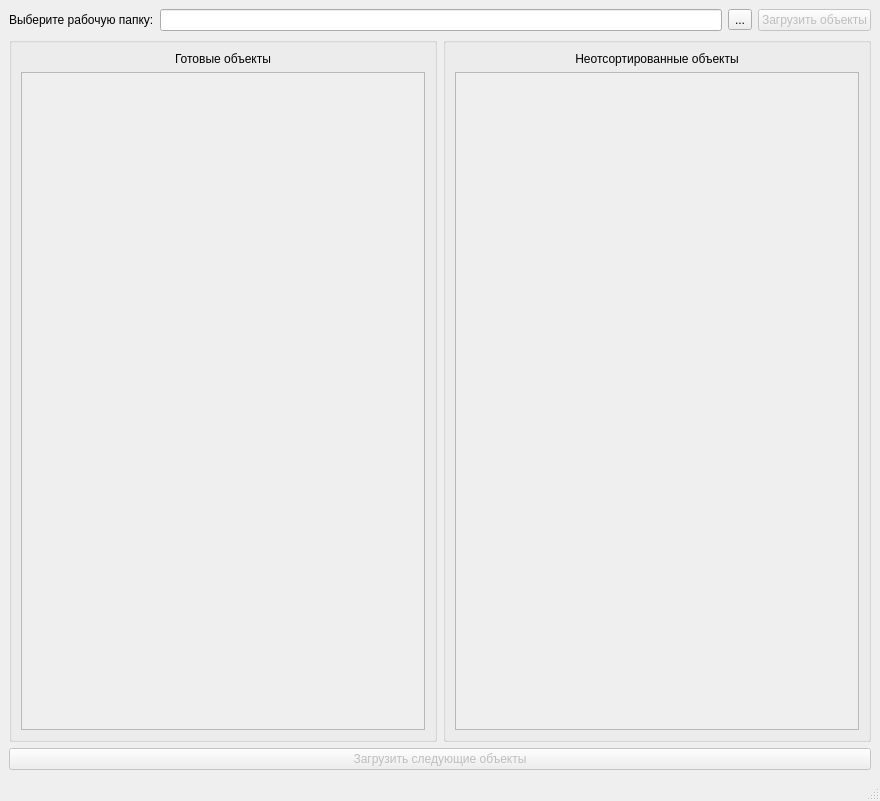
Before: the Qt Designer form uuid_maker/MainWindow.ui in Yrij-Zhavoronkov/WintreistsPractice, drawn with Qt 5.
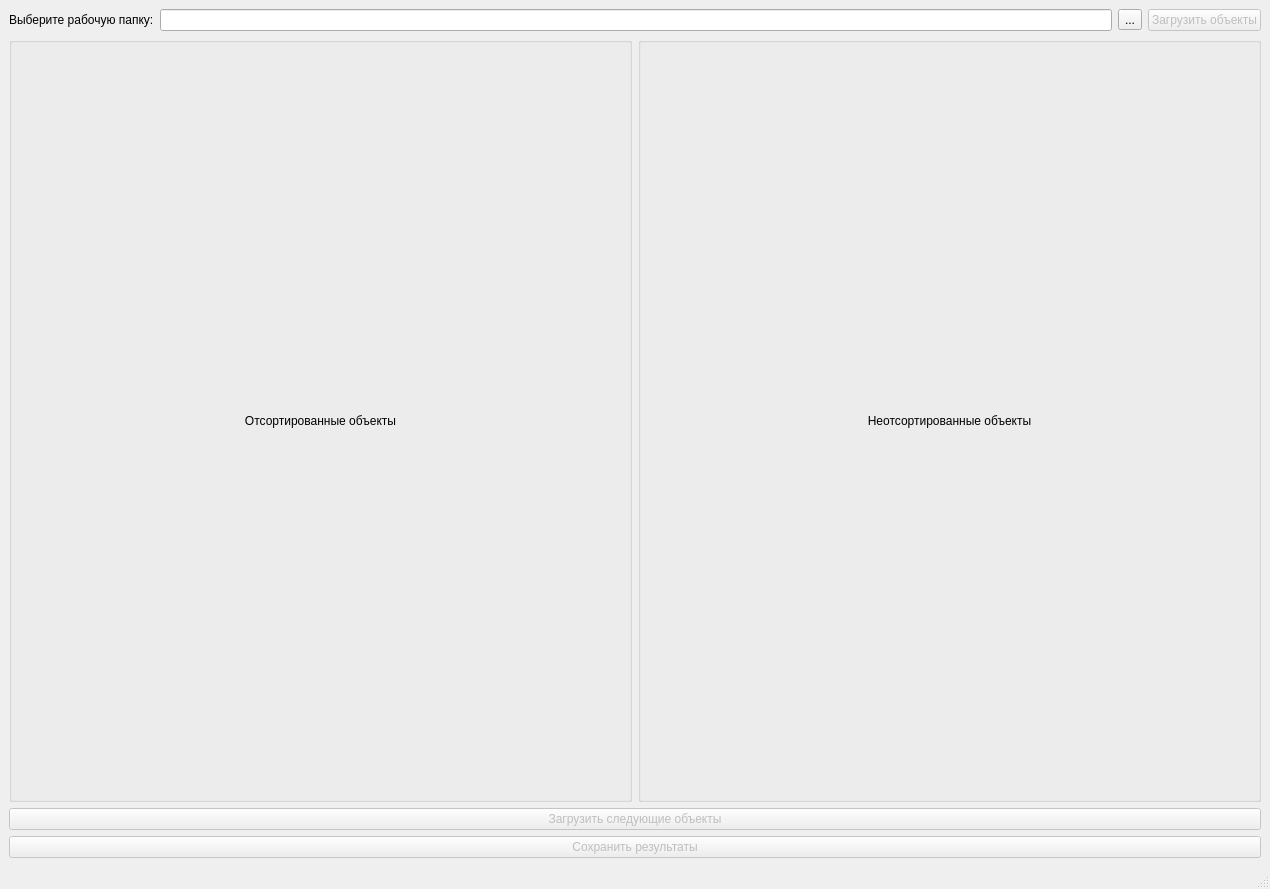
After: the same form once the commit is applied.

```diff
--- a/uuid_maker/MainWindow.ui
+++ b/uuid_maker/MainWindow.ui
@@ -6,8 +6,8 @@
    <rect>
     <x>0</x>
     <y>0</y>
-    <width>880</width>
-    <height>801</height>
+    <width>1270</width>
+    <height>889</height>
    </rect>
   </property>
   <property name="windowTitle">
@@ -72,35 +72,13 @@
               </sizepolicy>
              </property>
              <property name="text">
-              <string>Готовые объекты</string>
+              <string>Отсортированные объекты</string>
              </property>
              <property name="alignment">
               <set>Qt::AlignCenter</set>
              </property>
             </widget>
            </item>
-           <item>
-            <widget class="QScrollArea" name="scrollArea_2">
-             <property name="widgetResizable">
-              <bool>true</bool>
-             </property>
-             <widget class="QWidget" name="scrollAreaWidgetContents_2">
-              <property name="geometry">
-               <rect>
-                <x>0</x>
-                <y>0</y>
-                <width>404</width>
-                <height>637</height>
-               </rect>
-              </property>
-              <layout class="QVBoxLayout" name="verticalLayout_4">
-               <item>
-                <layout class="QGridLayout" name="gridLayout_sorted_objects"/>
-               </item>
-              </layout>
-             </widget>
-            </widget>
-           </item>
           </layout>
          </widget>
         </item>
@@ -126,28 +104,6 @@
              </property>
             </widget>
            </item>
-           <item>
-            <widget class="QScrollArea" name="scrollArea">
-             <property name="widgetResizable">
-              <bool>true</bool>
-             </property>
-             <widget class="QWidget" name="scrollAreaWidgetContents">
-              <property name="geometry">
-               <rect>
-                <x>0</x>
-                <y>0</y>
-                <width>404</width>
-                <height>637</height>
-               </rect>
-              </property>
-              <layout class="QVBoxLayout" name="verticalLayout_6">
-               <item>
-                <layout class="QGridLayout" name="gridLayout_not_sorted_objects"/>
-               </item>
-              </layout>
-             </widget>
-            </widget>
-           </item>
           </layout>
          </widget>
         </item>
@@ -165,6 +121,16 @@
       </property>
      </widget>
     </item>
+    <item>
+     <widget class="QPushButton" name="pushButton_save_results">
+      <property name="enabled">
+       <bool>false</bool>
+      </property>
+      <property name="text">
+       <string>Сохранить результаты</string>
+      </property>
+     </widget>
+    </item>
    </layout>
   </widget>
   <widget class="QMenuBar" name="menubar">
```
Left out of the diff: 2 changed lines with no effect on the pictures.
